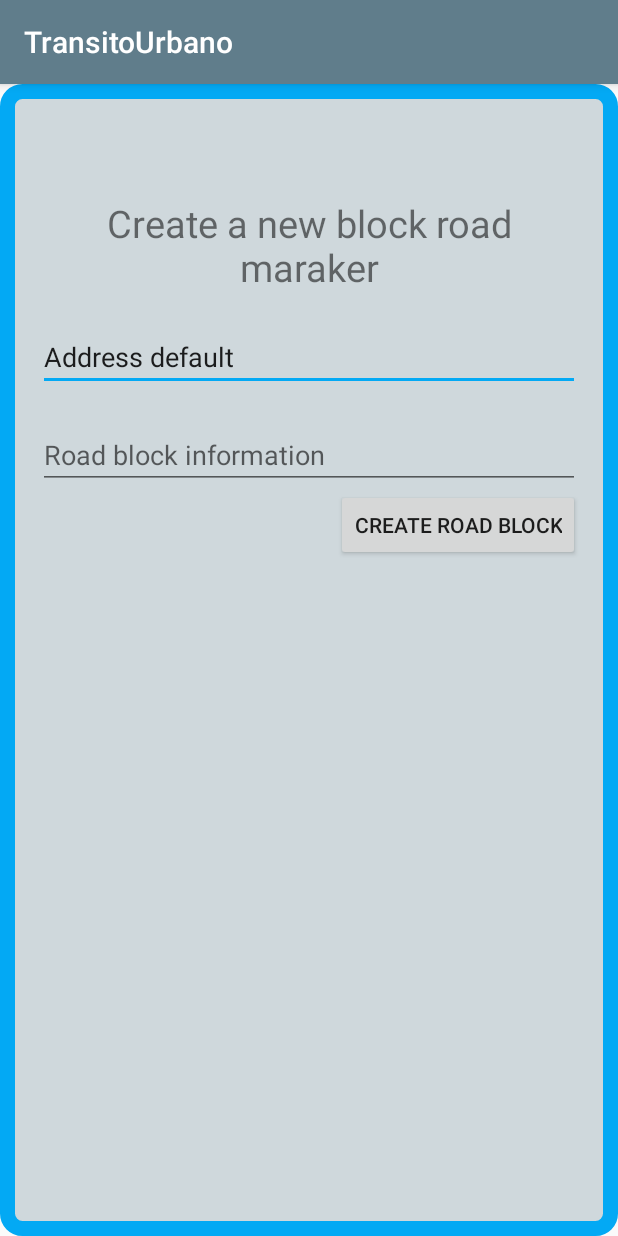
After one commit to ndfsa/TransitoUrbano, an Android app: the AddRoadBlockActivity screen opened directly, with no data from a screen before it, on a phone screen of 412 x 824 dp. The commit adds this screen. Run offline under Robolectric (Android 15) with nearby library versions, the phone set to English and light mode, and no system bars.

Commit message:
AddRoadBlock activity created, reverse geocoding (fixed)

```diff
--- a/app/src/main/AndroidManifest.xml
+++ b/app/src/main/AndroidManifest.xml
@@ -11,6 +11,7 @@
         android:roundIcon="@mipmap/ic_launcher_round"
         android:supportsRtl="true"
         android:theme="@style/AppTheme">
+        <activity android:name=".ui.activities.AddRoadBlockActivity"></activity>
 
         <meta-data
             android:name="com.google.android.geo.API_KEY"
@@ -20,21 +21,18 @@
             android:name=".ui.activities.LoginActivity"
             android:screenOrientation="portrait"
             android:theme="@style/Theme.AppCompat.Light.NoActionBar">
-
             <intent-filter>
                 <action android:name="android.intent.action.MAIN" />
 
                 <category android:name="android.intent.category.LAUNCHER" />
             </intent-filter>
         </activity>
-
-        <activity android:name=".ui.activities.MainActivity"
-            android:theme="@style/Theme.AppCompat.Light.NoActionBar"></activity>
-
+        <activity
+            android:name=".ui.activities.MainActivity"
+            android:theme="@style/Theme.AppCompat.Light.NoActionBar" />
         <activity
             android:name=".ui.activities.RegisterActivity"
-            android:theme="@style/Theme.AppCompat.Light.NoActionBar">
-        </activity>
+            android:theme="@style/Theme.AppCompat.Light.NoActionBar"></activity>
     </application>
 
 </manifest>
--- /dev/null
+++ b/app/src/main/java/edu/upb/transitourbano/ui/activities/AddRoadBlockActivity.java
@@ -0,0 +1,60 @@
+package edu.upb.transitourbano.ui.activities;
+
+import androidx.appcompat.app.AppCompatActivity;
+
+import android.content.Context;
+import android.content.Intent;
+import android.os.Bundle;
+import android.util.Log;
+import android.view.View;
+import android.widget.Button;
+import android.widget.EditText;
+
+import com.google.android.gms.maps.model.LatLng;
+
+import edu.upb.transitourbano.R;
+
+public class AddRoadBlockActivity extends AppCompatActivity {
+
+    private EditText addressEditText;
+    private EditText infoEditText;
+
+    private Button button;
+    private Context context;
+    @Override
+    protected void onCreate(Bundle savedInstanceState) {
+        super.onCreate(savedInstanceState);
+        setContentView(R.layout.activity_add_road_block);
+        this.context = this;
+        initUI();
+        initEvents();
+        getRoadBlockInfo();
+    }
+
+    private void getRoadBlockInfo() {
+        Intent intent = getIntent();
+        if(intent.hasExtra("address")){
+            String address = intent.getStringExtra("address");
+            addressEditText.setText(address);
+            double lat = intent.getDoubleExtra("lat",0.00);
+            double lng = intent.getDoubleExtra("lng",0.00);
+            LatLng latlng = new LatLng(lat,lng);
+        }
+    }
+
+    private void initUI() {
+        addressEditText = findViewById(R.id.addressTextView);
+        infoEditText = findViewById(R.id.infoTextView);
+        button = findViewById(R.id.addressButton);
+    }
+
+    private void initEvents(){
+        this.button.setOnClickListener(new View.OnClickListener() {
+            @Override
+            public void onClick(View view) {
+                Intent intent = new Intent(context,MainActivity.class);
+                startActivity(intent);
+            }
+        });
+    }
+}
--- a/app/src/main/java/edu/upb/transitourbano/ui/fragments/MapFragment.java
+++ b/app/src/main/java/edu/upb/transitourbano/ui/fragments/MapFragment.java
@@ -1,6 +1,7 @@
 package edu.upb.transitourbano.ui.fragments;
 
 import android.content.Context;
+import android.content.Intent;
 import android.location.Address;
 import android.location.Geocoder;
 import android.os.Bundle;
@@ -8,6 +9,7 @@ import android.util.Log;
 import android.view.LayoutInflater;
 import android.view.View;
 import android.view.ViewGroup;
+import android.widget.Toast;
 
 import androidx.annotation.Nullable;
 
@@ -29,6 +31,7 @@ import java.util.Locale;
 import edu.upb.transitourbano.R;
 import edu.upb.transitourbano.models.MyClusterItem;
 import edu.upb.transitourbano.models.RoadBlock;
+import edu.upb.transitourbano.ui.activities.AddRoadBlockActivity;
 import edu.upb.transitourbano.utils.Constants;
 
 public class MapFragment extends BaseFragment implements OnMapReadyCallback {
@@ -81,17 +84,22 @@ public class MapFragment extends BaseFragment implements OnMapReadyCallback {
                 public void onMapClick(LatLng latLng) {
                     //map.addMarker(new MarkerOptions().position(latLng));
                     if (roadBlock == null){
-                        roadBlock = new RoadBlock(1, "Hello", "world", "hugo", latLng);
+                        roadBlock = new RoadBlock(1, "Hello :D", "world", "hugo", latLng);
+
                         Geocoder geocoder = new Geocoder(context, Locale.getDefault());
+
+
                         List<Address> addresses = null;
                         try {
                             addresses = geocoder.getFromLocation(roadBlock.getLatLng().latitude, roadBlock.getLatLng().longitude, 1);
                         } catch (IOException e) {
                             e.printStackTrace();
                         }
-                        roadBlock.setAdress(addresses.toString());
-                        Log.e("Map","pressed: " + roadBlock.getAdress());
-                        clusterManager.addItem(roadBlock);
+                        roadBlock.setAdress(addresses.get(0).toString());
+                            Log.e("Map","pressed: " + roadBlock.getAdress());
+                            clusterManager.addItem(roadBlock);
+
+
                     }else{
                         clusterManager.removeItem(roadBlock);
                         roadBlock = null;
@@ -113,8 +121,17 @@ public class MapFragment extends BaseFragment implements OnMapReadyCallback {
             public void onClick(View view) {
                 if(roadBlock == null){
                     Log.e("Map","pressed: null");
+                    Toast.makeText(context,"put a marker first",Toast.LENGTH_SHORT).show();
                 }else{
                     Log.e("Map","pressed: " + roadBlock.getLatLng().latitude + ", "+ roadBlock.getLatLng().longitude);
+                    double lat = roadBlock.getLatLng().latitude;
+                    double lng = roadBlock.getLatLng().longitude;
+                    Intent intent = new Intent(context, AddRoadBlockActivity.class);
+                    intent.putExtra("lat",lat);
+                    intent.putExtra("lng",lng);
+                    intent.putExtra("address",roadBlock.getAdress());
+                    getActivity().startActivity(intent);
+
                 }
             }
         });
--- /dev/null
+++ b/app/src/main/res/layout/activity_add_road_block.xml
@@ -0,0 +1,45 @@
+<?xml version="1.0" encoding="utf-8"?>
+<RelativeLayout xmlns:android="http://schemas.android.com/apk/res/android"
+    xmlns:app="http://schemas.android.com/apk/res-auto"
+    xmlns:tools="http://schemas.android.com/tools"
+    android:layout_width="match_parent"
+    android:layout_height="match_parent"
+
+    tools:context=".ui.activities.AddRoadBlockActivity"
+    android:background="@drawable/login_shape">
+    <LinearLayout
+        android:layout_width="match_parent"
+        android:layout_height="match_parent"
+        android:orientation="vertical"
+        android:layout_margin="25dp">
+    <TextView
+        android:layout_width="match_parent"
+        android:layout_height="wrap_content"
+        android:text="@string/create_a_new_block_road_maraker"
+        android:gravity="center"
+        android:textSize="25sp"
+        android:layout_marginTop="50dp"/>
+    <EditText
+        android:id="@+id/addressTextView"
+        android:layout_width="match_parent"
+        android:layout_height="wrap_content"
+        android:layout_marginTop="20dp"
+        android:text="@string/address_default"
+        android:hint="@string/road_block_address_hint"/>
+    <EditText
+        android:id="@+id/infoTextView"
+        android:layout_width="match_parent"
+        android:layout_height="wrap_content"
+        android:layout_marginTop="20dp"
+        android:hint="@string/road_block_information_hint" />
+
+        <Button
+            android:id="@+id/addressButton"
+            android:layout_width="wrap_content"
+            android:layout_height="wrap_content"
+            android:layout_gravity="end"
+            android:text="@string/create_road_block"
+            />
+    </LinearLayout>
+
+</RelativeLayout>
--- a/app/src/main/res/values/strings.xml
+++ b/app/src/main/res/values/strings.xml
@@ -8,4 +8,9 @@
     <string name="list_of_blocked_roads">List of blocked roads</string>
     <string name="placeholder">PLACEHOLDER</string>
     <string name="discount_list_text">Discount List:</string>
+    <string name="create_a_new_block_road_maraker">Create a new block road maraker</string>
+    <string name="address_default">Address default</string>
+    <string name="create_road_block">Create road block</string>
+    <string name="road_block_information_hint">Road block information</string>
+    <string name="road_block_address_hint">Road block address</string>
 </resources>
```
Also changed, not shown: app/build.gradle (line endings or trailing spaces).
